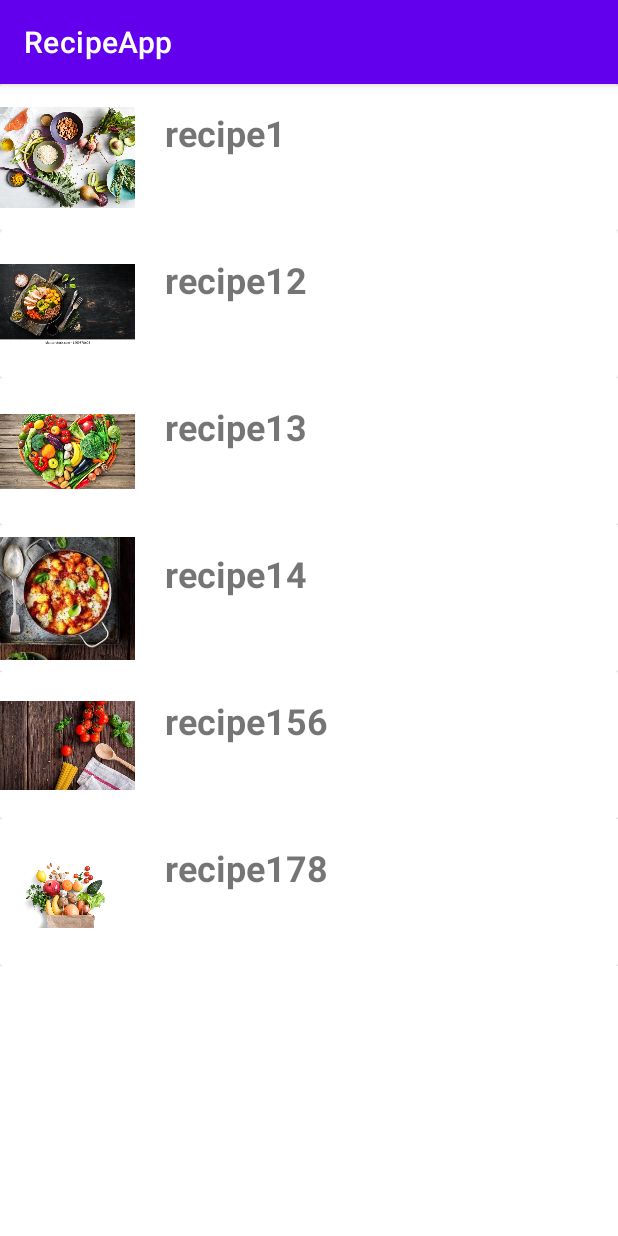
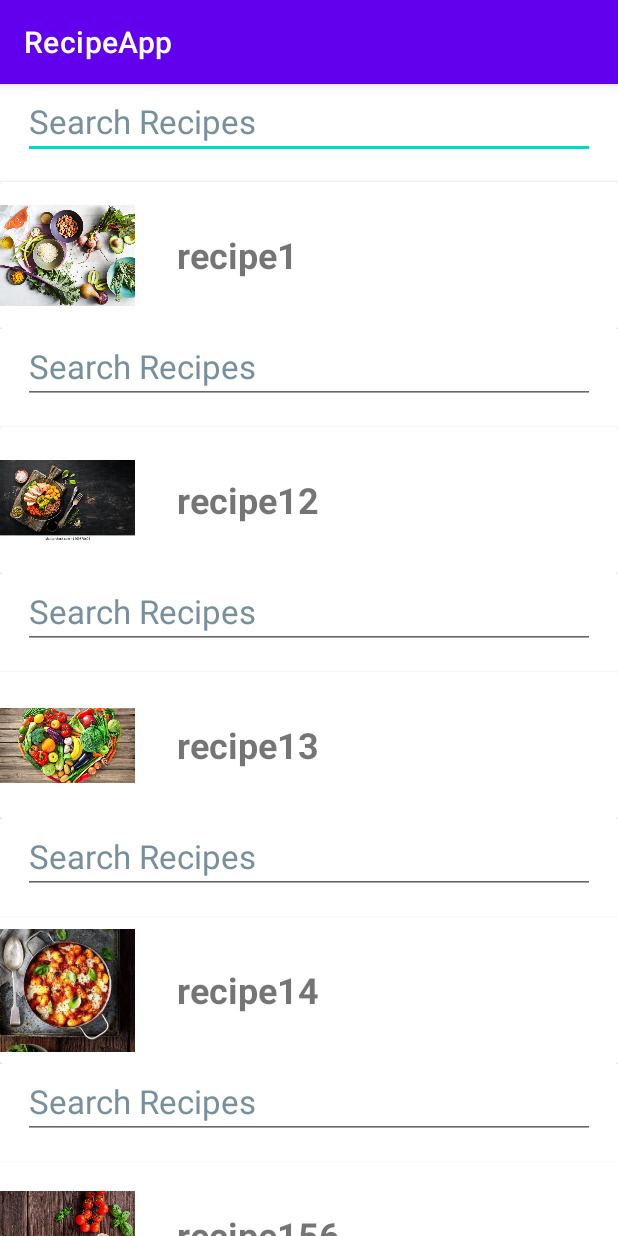
Before and after one commit to SAVAFG/RecipeApp, an Android app: the recipeinfo screen opened directly, with no data from a screen before it, on a phone screen of 412 x 824 dp. Run offline under Robolectric (Android 15) with nearby library versions, the phone set to English and light mode, and no system bars; Roboto replaces fonts that are not available here; 1 statement that could not run was skipped.

Commit message:
saaya push 1

```diff
--- a/app/src/main/java/com/example/recipeapp/recipeinfo.java
+++ b/app/src/main/java/com/example/recipeapp/recipeinfo.java
@@ -5,15 +5,23 @@ import androidx.recyclerview.widget.LinearLayoutManager;
 import androidx.recyclerview.widget.RecyclerView;
 import android.content.Context;
 import android.os.Bundle;
+import android.text.Editable;
+import android.text.TextWatcher;
+import android.widget.EditText;
+
+import com.example.recipeapp.utils.RecipeDataset;
+
+import java.util.ArrayList;
 
 public class recipeinfo extends AppCompatActivity {
 
     RecyclerView recyclerView;
 
 
-    String[] s1, s2;
+    String[] s1;
     int[] images = {R.drawable.food2, R.drawable.food3,R.drawable.food4,R.drawable.food5,
             R.drawable.food6,R.drawable.food7};
+    EditText txt_Search;
 
     @Override
     protected void onCreate(Bundle savedInstanceState) {
@@ -24,11 +32,43 @@ public class recipeinfo extends AppCompatActivity {
 
         s1 = getResources().getStringArray(R.array.recipenamesexample);
 
+        txt_Search=(EditText)findViewById(R.id.txt_searchtext);
 
         recycleadaptor myadaptor = new recycleadaptor(this, s1, images);
 
         recyclerView.setAdapter(myadaptor);
         recyclerView.setLayoutManager(new LinearLayoutManager(this));
 
+        txt_Search.addTextChangedListener(new TextWatcher() {
+            @Override
+            public void beforeTextChanged(CharSequence charSequence, int i, int i1, int i2) {
+
+            }
+
+            @Override
+            public void onTextChanged(CharSequence charSequence, int i, int i1, int i2) {
+
+            }
+
+            @Override
+            public void afterTextChanged(Editable s) {
+                filter(s.toString());
+            }
+        });
+
     }
+
+        private void filter(String text) {
+            ArrayList<RecipeDataset> filterList = new ArrayList<>();
+                //figure out what array list i want to look through
+            //for (RecipeDataset item: s1) {
+              //  if (item.getItemName().toLowerCase().contains(text.toLowerCase())) {
+
+                //    filterList.add(item);
+
+                }
+       //     }
+
+
+     //   }
 }
--- a/app/src/main/java/com/example/recipeapp/recycleadaptor.java
+++ b/app/src/main/java/com/example/recipeapp/recycleadaptor.java
@@ -43,7 +43,7 @@ public class recycleadaptor extends RecyclerView.Adapter<recycleadaptor.MyViewHo
 
     public class MyViewHolder extends RecyclerView.ViewHolder {
 
-        TextView myText1, myText2;
+        TextView myText1;
         ImageView myImage;
 
         public MyViewHolder(@NonNull View itemView) {
--- a/app/src/main/res/layout/initialpage.xml
+++ b/app/src/main/res/layout/initialpage.xml
@@ -21,8 +21,12 @@
         android:background="@android:color/white"
         android:fontFamily="sans-serif-black"
         android:includeFontPadding="false"
+        android:onClick="sendSurvey"
         android:text="@string/start"
-        android:textColor="@android:color/black"
+        android:textColor="#0B0B0B"
+        android:textColorHighlight="#00000000"
+        android:textColorHint="#FFFFFF"
+        android:textColorLink="#FFFFFF"
         app:iconPadding="15dp"
         app:iconTint="#00000000"
         app:iconTintMode="src_over" />
--- a/app/src/main/res/layout/my_row.xml
+++ b/app/src/main/res/layout/my_row.xml
@@ -5,11 +5,26 @@
     android:layout_width="match_parent"
     android:layout_height="wrap_content">
 
+    <EditText
+        android:id="@+id/txt_searchtext"
+        android:layout_width="match_parent"
+        android:layout_height="wrap_content"
+        android:layout_margin="15dp"
+        android:autofillHints=""
+        android:hint="@string/search_recipes"
+        android:textColorHint="#78909C"
+        android:textSize="22sp"
+        app:layout_constraintBottom_toTopOf="@+id/cardView"
+        app:layout_constraintEnd_toEndOf="parent" />
+
     <androidx.cardview.widget.CardView
+        android:id="@+id/cardView"
         android:layout_width="match_parent"
         android:layout_height="match_parent"
         app:layout_constraintBottom_toBottomOf="parent"
-        app:layout_constraintStart_toStartOf="parent">
+        app:layout_constraintStart_toStartOf="parent"
+        android:layout_below="@+id/txt_searchtext"
+        >
 
         <androidx.constraintlayout.widget.ConstraintLayout
             android:layout_width="match_parent"
@@ -21,14 +36,15 @@
                 android:layout_height="98dp"
                 app:layout_constraintStart_toStartOf="parent"
                 app:layout_constraintTop_toTopOf="parent"
-                app:srcCompat="@drawable/food7" />
+                app:srcCompat="@drawable/food7"
+                android:contentDescription="@string/todo" />
 
             <TextView
                 android:id="@+id/foodie"
                 android:layout_width="wrap_content"
                 android:layout_height="wrap_content"
-                android:layout_marginStart="20dp"
-                android:layout_marginTop="16dp"
+                android:layout_marginStart="28dp"
+                android:layout_marginTop="32dp"
                 android:text="@string/recipetitle"
                 android:textAllCaps="false"
                 android:textSize="24sp"
--- a/app/src/main/res/values/strings.xml
+++ b/app/src/main/res/values/strings.xml
@@ -18,6 +18,12 @@
     <string name="searchforrecipes">Search recipes</string>
     <string name="recipetitle">Recipe Name</string>
     <string name="recipedescription">Description</string>
+    <string name="search_recipes">Search Recipes</string>
+    <string name="todo">TODO</string>
+    <string name="surveyHeaderStr">Survey</string>
+    <string name="birthdayLabelStr">Birthday</string>
+    <string name="UserName">Name</string>
+    <string name="enterNameHint">Enter your name</string>
 
     <string-array name="recipenamesexample">
         <item>recipe1</item>
```
Also changed, not shown: app/src/main/AndroidManifest.xml (+8 -0 lines), app/src/main/java/com/example/recipeapp/InitialPage.java (added, +23 -0 lines), app/src/main/res/layout/survey.xml (added, +121 -0 lines).
